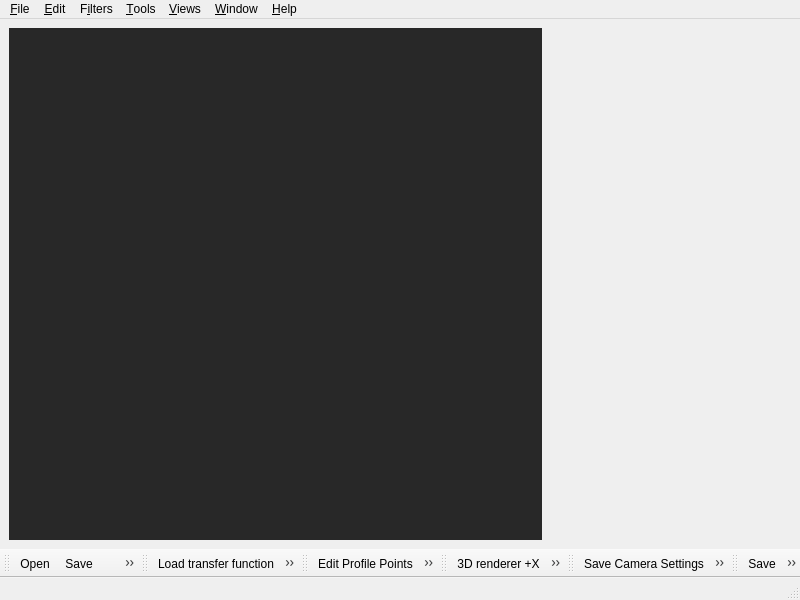
The window that libs/gui/Mainwindow.ui (3dct/open_iA) describes before a commit, drawn with Qt 5.
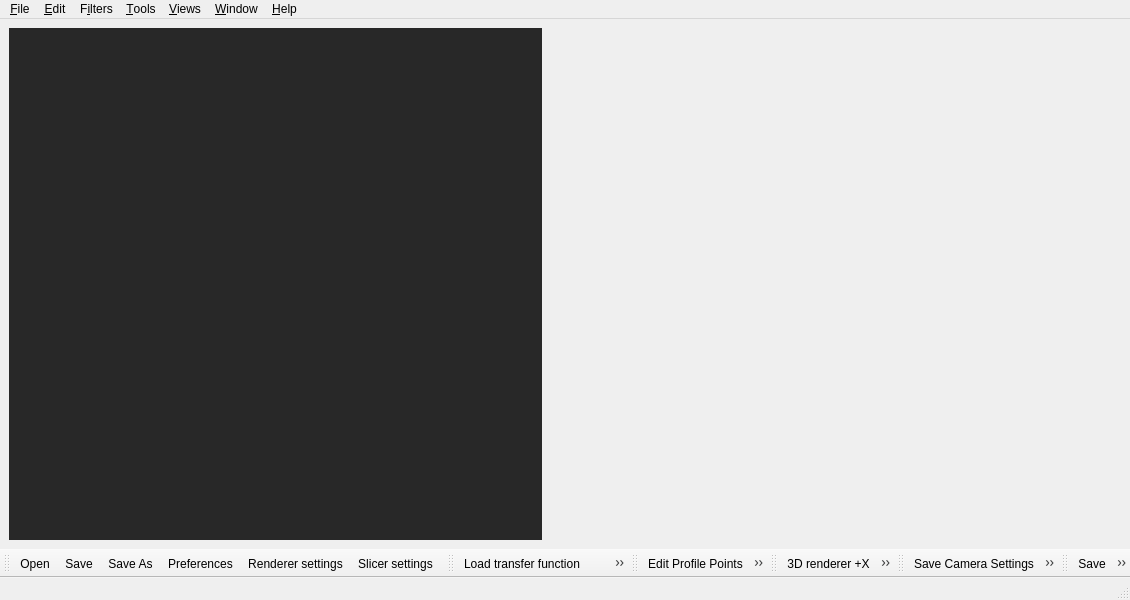
The same window after the commit. Icons and pictures are not drawn.

Commit message: GUI: Unify mainwindow toolbar names

```diff
--- a/libs/gui/Mainwindow.ui
+++ b/libs/gui/Mainwindow.ui
@@ -6,7 +6,7 @@
    <rect>
     <x>0</x>
     <y>0</y>
-    <width>800</width>
+    <width>1130</width>
     <height>600</height>
    </rect>
   </property>
@@ -54,8 +54,8 @@
     <rect>
      <x>0</x>
      <y>0</y>
-     <width>800</width>
-     <height>22</height>
+     <width>1130</width>
+     <height>26</height>
     </rect>
    </property>
    <property name="toolTipDuration">
```
Left out of the diff: 4 changed lines with no effect on the pictures.
